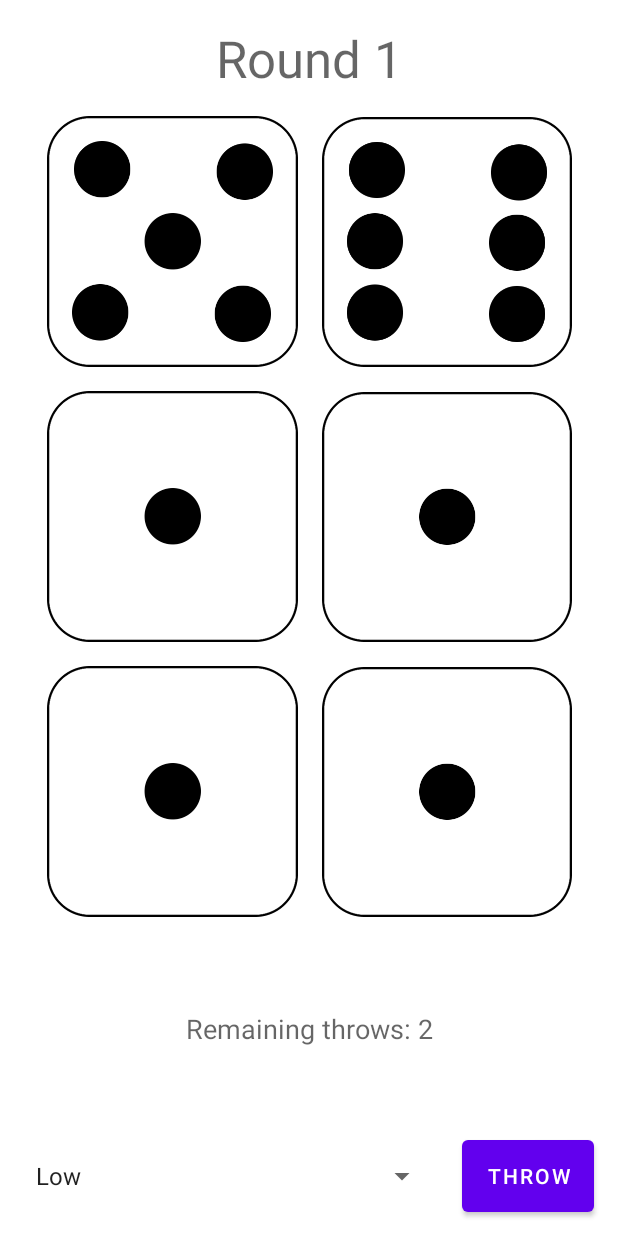
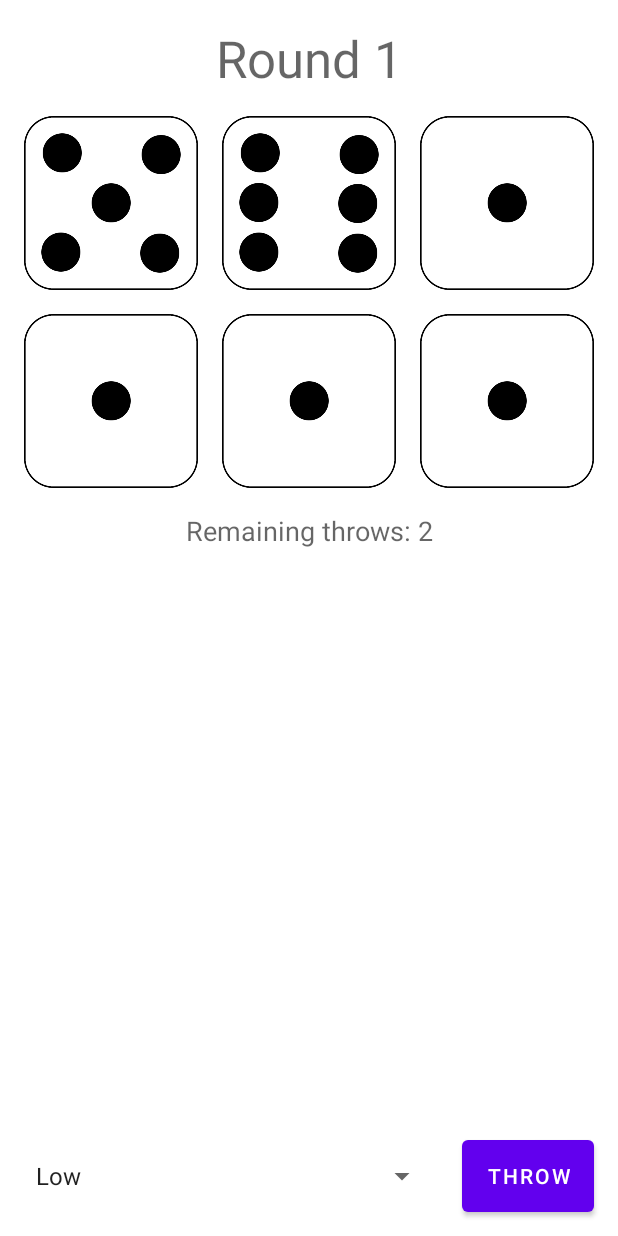
Before and after one commit to konradrej/Thirty, an Android app: the screen it shows after launch (MainActivity), on a phone screen of 412 x 824 dp. Run offline under Robolectric (Android 15) with nearby library versions, the phone set to English and light mode, and no system bars.

Commit message:
Adjust main activity layout

```diff
--- a/app/src/main/res/layout/activity_main.xml
+++ b/app/src/main/res/layout/activity_main.xml
@@ -8,7 +8,7 @@
 
     <LinearLayout
         android:id="@+id/linearLayout"
-        android:layout_width="350dp"
+        android:layout_width="0dp"
         android:layout_height="wrap_content"
         android:orientation="vertical"
         app:layout_constraintEnd_toStartOf="@+id/space"
@@ -17,7 +17,7 @@
 
         <LinearLayout
             android:layout_width="match_parent"
-            android:layout_height="wrap_content"
+            android:layout_height="match_parent"
             android:orientation="horizontal">
 
             <androidx.constraintlayout.widget.ConstraintLayout
@@ -56,21 +56,17 @@
                     app:layout_constraintBottom_toBottomOf="parent"
                     app:layout_constraintDimensionRatio="H,1:1"
                     app:layout_constraintEnd_toEndOf="parent"
+                    app:layout_constraintHorizontal_bias="0.0"
                     app:layout_constraintStart_toStartOf="parent"
                     app:layout_constraintTop_toTopOf="parent"
+                    app:layout_constraintVertical_bias="1.0"
                     app:srcCompat="@drawable/white1" />
             </androidx.constraintlayout.widget.ConstraintLayout>
 
-        </LinearLayout>
-
-        <Space
-            android:layout_width="match_parent"
-            android:layout_height="@dimen/spacing" />
-
-        <LinearLayout
-            android:layout_width="match_parent"
-            android:layout_height="wrap_content"
-            android:orientation="horizontal">
+            <Space
+                android:layout_width="@dimen/spacing"
+                android:layout_height="match_parent"
+                android:layout_weight="00" />
 
             <androidx.constraintlayout.widget.ConstraintLayout
                 android:layout_width="190dp"
@@ -85,15 +81,22 @@
                     app:layout_constraintBottom_toBottomOf="parent"
                     app:layout_constraintDimensionRatio="H,1:1"
                     app:layout_constraintEnd_toEndOf="parent"
+                    app:layout_constraintHorizontal_bias="0.0"
                     app:layout_constraintStart_toStartOf="parent"
                     app:layout_constraintTop_toTopOf="parent"
+                    app:layout_constraintVertical_bias="0.0"
                     app:srcCompat="@drawable/white1" />
             </androidx.constraintlayout.widget.ConstraintLayout>
+        </LinearLayout>
 
-            <Space
-                android:layout_width="@dimen/spacing"
-                android:layout_height="match_parent"
-                android:layout_weight="0" />
+        <Space
+            android:layout_width="match_parent"
+            android:layout_height="@dimen/spacing" />
+
+        <LinearLayout
+            android:layout_width="match_parent"
+            android:layout_height="match_parent"
+            android:orientation="horizontal">
 
             <androidx.constraintlayout.widget.ConstraintLayout
                 android:layout_width="190dp"
@@ -113,16 +116,10 @@
                     app:srcCompat="@drawable/white1" />
             </androidx.constraintlayout.widget.ConstraintLayout>
 
-        </LinearLayout>
-
-        <Space
-            android:layout_width="match_parent"
-            android:layout_height="@dimen/spacing" />
-
-        <LinearLayout
-            android:layout_width="match_parent"
-            android:layout_height="wrap_content"
-            android:orientation="horizontal">
+            <Space
+                android:layout_width="@dimen/spacing"
+                android:layout_height="match_parent"
+                android:layout_weight="0" />
 
             <androidx.constraintlayout.widget.ConstraintLayout
                 android:layout_width="190dp"
@@ -253,7 +250,6 @@
         android:layout_height="wrap_content"
         android:text="@string/remaining_throws"
         android:textAppearance="@style/TextAppearance.AppCompat.Medium"
-        app:layout_constraintBottom_toTopOf="@+id/space7"
         app:layout_constraintEnd_toStartOf="@+id/space"
         app:layout_constraintStart_toEndOf="@+id/space2"
         app:layout_constraintTop_toBottomOf="@+id/space6" />
```
